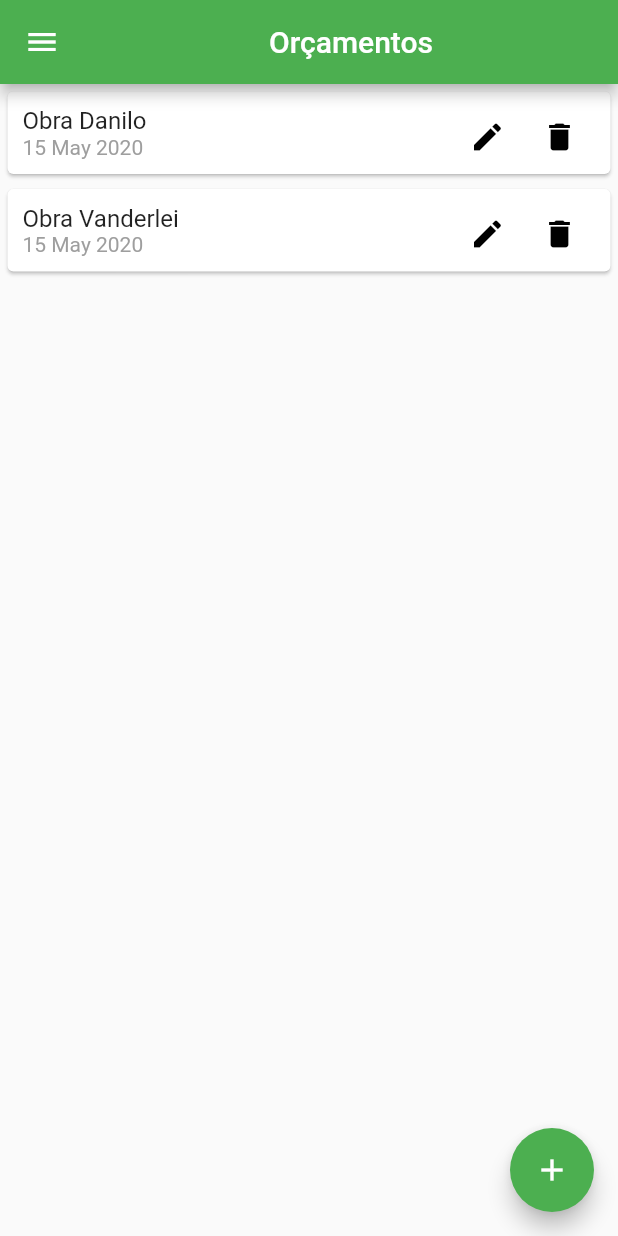
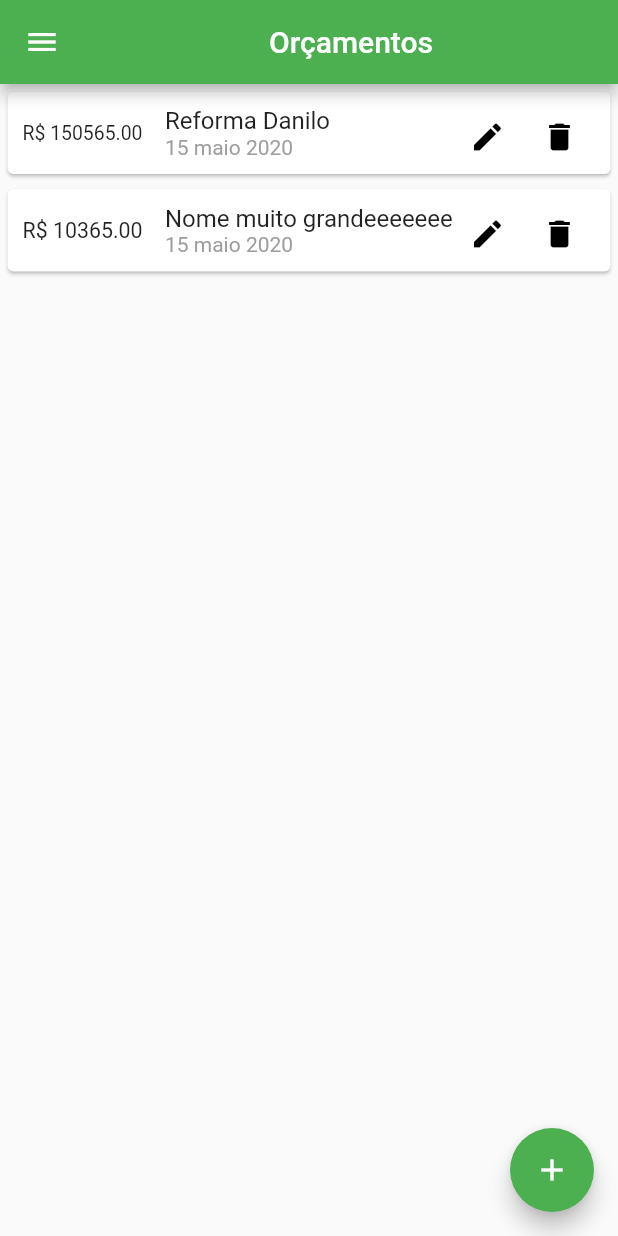
Before and after one commit to dpjoaopedro/budget_app, a Flutter app: the screen it shows after launch, on a phone screen of 412 x 824 dp. Run offline on Flutter 3.47's test engine with Material 2 defaults, Android fonts, the phone set to English and light mode, and no system bars.

Commit message:
many fixes

```diff
--- a/lib/components/budgetCard.dart
+++ b/lib/components/budgetCard.dart
@@ -24,20 +24,43 @@ class BudgetCard extends StatelessWidget {
           child: Row(
             mainAxisAlignment: MainAxisAlignment.spaceBetween,
             children: [
+              Expanded(
+                child: Row(
+                  children: <Widget>[
+                    Container(
+                      width: 80,
+                      child: FittedBox(
+                        fit: BoxFit.fitWidth,
+                        child: Text(
+                          'R\$ ' + budget.price.toStringAsFixed(2),
+                        ),
+                      ),
+                    ),
+                    Padding(
+                      padding: EdgeInsets.only(left: 15),
+                    ),
                     Column(
                       crossAxisAlignment: CrossAxisAlignment.start,
                       children: <Widget>[
-                  Text(
-                    budget.nome,
+                        Flexible(
+                          child: Text(
+                            budget.title,
+                            maxLines: 1,
+                            overflow: TextOverflow.ellipsis,
                             style: TextStyle(fontSize: 16),
                           ),
+                        ),
                         Text(
-                    DateFormat('d MMM y').format(budget.data),
+                          DateFormat('d MMMM y', 'pt-br').format(budget.data),
                           style: TextStyle(fontSize: 14, color: Colors.grey),
                         ),
                       ],
                     ),
-              Row(
+                  ],
+                ),
+              ),
+              Container(
+                child: Row(
                   children: <Widget>[
                     IconButton(
                       onPressed: () => onEditBudget(budget),
@@ -59,6 +82,7 @@ class BudgetCard extends StatelessWidget {
                     ),
                   ],
                 ),
+              ),
             ],
           ),
         ),
--- a/lib/main.dart
+++ b/lib/main.dart
@@ -1,4 +1,5 @@
 import 'package:flutter/material.dart';
+import 'package:flutter_localizations/flutter_localizations.dart';
 import 'components/budgetCard.dart';
 import 'models/budget.dart';
 
@@ -10,6 +11,11 @@ class MyApp extends StatelessWidget {
   @override
   Widget build(BuildContext context) {
     return MaterialApp(
+      localizationsDelegates: [
+        GlobalMaterialLocalizations.delegate,
+        GlobalWidgetsLocalizations.delegate
+      ],
+      supportedLocales: [Locale('pt')],
       title: 'Budget App',
       debugShowCheckedModeBanner: false,
       theme: ThemeData(
@@ -31,10 +37,17 @@ class MyHomePage extends StatefulWidget {
 }
 
 class _MyHomePageState extends State<MyHomePage> {
-  final _orcamentos = [
-    Budget(id: '1', nome: 'Obra Danilo', data: DateTime.now(), preco: 1565.00),
+  final _budgets = [
     Budget(
-        id: '2', nome: 'Obra Vanderlei', data: DateTime.now(), preco: 1565.00),
+        id: '1',
+        title: 'Reforma Danilo',
+        data: DateTime.now(),
+        price: 150565.00),
+    Budget(
+        id: '2',
+        title: 'Nome muito grandeeeeeee',
+        data: DateTime.now(),
+        price: 10365.00),
   ];
 
   void newBudget() {
@@ -53,7 +66,7 @@ class _MyHomePageState extends State<MyHomePage> {
 
   void deleteBudget(String id) {
     setState(() {
-      _orcamentos.removeWhere((budget) => budget.id == id);
+      _budgets.removeWhere((budget) => budget.id == id);
     });
   }
 
@@ -64,7 +77,7 @@ class _MyHomePageState extends State<MyHomePage> {
         title: Center(child: Text(widget.title)),
       ),
       body: ListView(
-          children: _orcamentos.map(
+          children: _budgets.map(
         (budget) {
           return BudgetCard(
             budget: budget,
@@ -93,7 +106,7 @@ class _MyHomePageState extends State<MyHomePage> {
                 },
               ),
               ListTile(
-                title: Text('Calculos'),
+                title: Text('Cálculos'),
                 onTap: () {
                   Navigator.pop(context);
                 },
--- a/lib/models/budget.dart
+++ b/lib/models/budget.dart
@@ -2,15 +2,15 @@ import 'package:flutter/foundation.dart';
 
 class Budget {
   String id;
-  String nome;
+  String title;
   DateTime data;
-  double preco;
+  double price;
 
   Budget({
     @required this.id,
-    @required this.nome,
+    @required this.title,
     @required this.data,
-    @required this.preco
+    @required this.price
   });
 
 }
--- a/pubspec.yaml
+++ b/pubspec.yaml
@@ -12,6 +12,8 @@ dependencies:
   flutter:
     sdk: flutter
   intl: 0.16.1
+  flutter_localizations:
+    sdk: flutter
 
   cupertino_icons: ^0.1.3
 
```
Also changed, not shown: pubspec.lock. Lines whose indentation alone changed are shown as unchanged.
